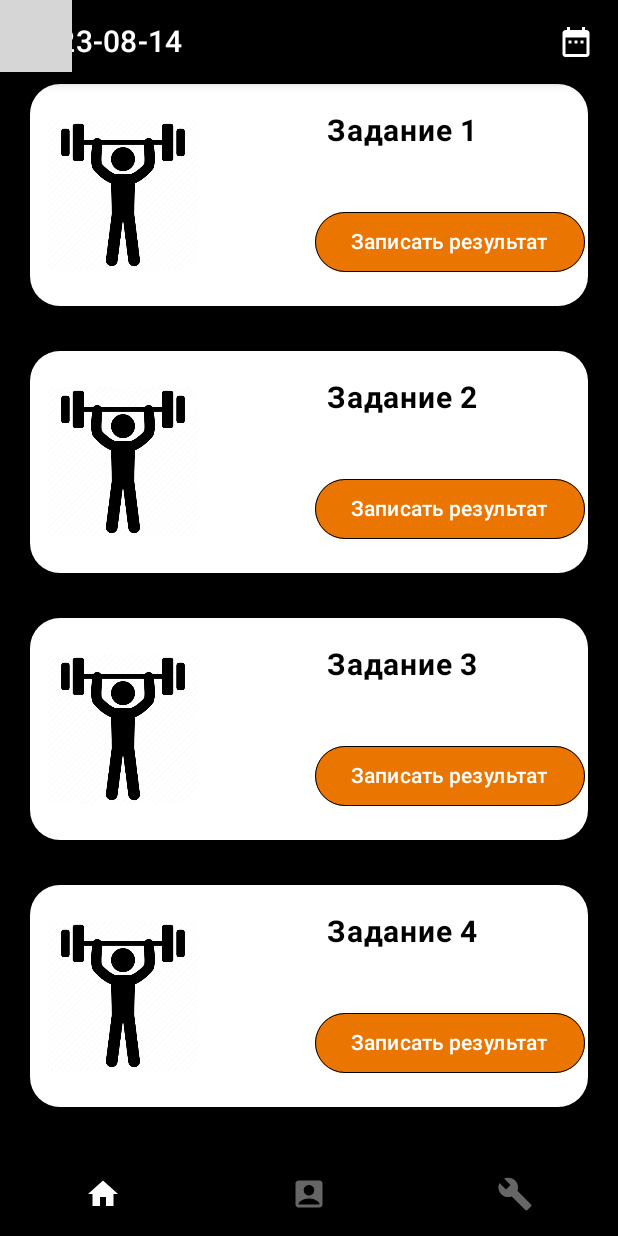
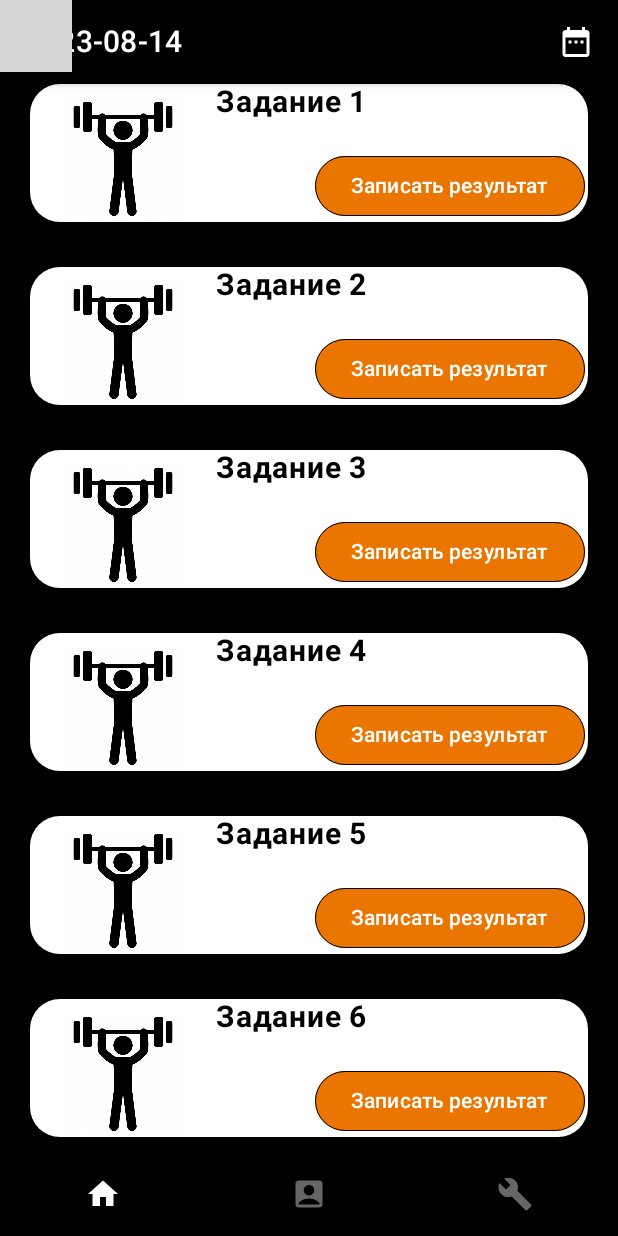
Before and after one commit to Sgudkov/CrossfitApp, an Android app built with Jetpack Compose: the screen it shows after launch (MainActivity), on a phone screen of 412 x 824 dp. Run offline under Robolectric (Android 15) with nearby library versions, the phone set to English and light mode, and no system bars; libraries missing offline, so code that uses them is left out: com.vanpra.composematerialdialogs; 2 statements that could not run were skipped; grey boxes are pictures that could not be loaded.

Commit message:
Change master data structure. Change homescreen display

```diff
--- a/app/src/main/java/com/example/mynavigation/CardViewer.kt
+++ b/app/src/main/java/com/example/mynavigation/CardViewer.kt
@@ -2,10 +2,15 @@ package com.example.mynavigation
 
 import androidx.compose.foundation.background
 import androidx.compose.foundation.clickable
+import androidx.compose.foundation.layout.Column
+import androidx.compose.foundation.layout.Spacer
 import androidx.compose.foundation.layout.fillMaxSize
+import androidx.compose.foundation.layout.fillMaxWidth
 import androidx.compose.foundation.layout.padding
+import androidx.compose.foundation.layout.size
 import androidx.compose.foundation.layout.wrapContentSize
-import androidx.compose.foundation.lazy.LazyColumn
+import androidx.compose.foundation.rememberScrollState
+import androidx.compose.foundation.verticalScroll
 import androidx.compose.material.Text
 import androidx.compose.material.TextField
 import androidx.compose.material.TextFieldDefaults
@@ -22,13 +27,14 @@ import androidx.compose.ui.graphics.Color
 import androidx.compose.ui.platform.LocalFocusManager
 import androidx.compose.ui.text.TextStyle
 import androidx.compose.ui.text.font.FontWeight
+import androidx.compose.ui.unit.dp
 import androidx.compose.ui.unit.sp
 import androidx.navigation.NavHostController
 import com.example.mynavigation.bars.TopBarCard
 
 
 @Composable
-fun CardViewer(navController: NavHostController, cardName: String = "") {
+fun CardViewer(navController: NavHostController, cardName: Int) {
 
     val lines by remember {
         mutableStateOf(
@@ -42,25 +48,31 @@ fun CardViewer(navController: NavHostController, cardName: String = "") {
     Scaffold(
         topBar = { lines?.let { TopBarCard(cardName, it, navController) } }
     ) { contentPadding ->
-        LazyColumn(
+        Column(
             modifier = Modifier
                 .fillMaxSize()
                 .padding(contentPadding)
                 .background(Color.Black)
+                .verticalScroll(rememberScrollState())
                 .wrapContentSize(Alignment.Center)
-                .clickable { focusManager.clearFocus() }
+                .clickable { focusManager.clearFocus() },
+                horizontalAlignment = Alignment.CenterHorizontally
         ) {
-            items(1) {
+//            items(1) {
                 lines?.forEach { (key, message) ->
                     var msg by rememberSaveable { mutableStateOf("") }
                     if (msg.isEmpty()) msg = message
+                    Column(
+                        modifier = Modifier.fillMaxWidth()
+                    ){
                         Text(
                             text = key,
                             color = Color.White,
                             fontWeight = FontWeight.Bold,
-                        style = TextStyle(fontSize = 30.sp)
+                            style = TextStyle(fontSize = 18.sp)
                         )
                         TextField(
+                            singleLine = true,
                             value = msg,
                             onValueChange = {
                                 msg = it
@@ -74,7 +86,9 @@ fun CardViewer(navController: NavHostController, cardName: String = "") {
                             textStyle = TextStyle(fontSize = 18.sp),
                         )
                     }
+                    Spacer(modifier = Modifier.size(30.dp))
                 }
+//            }
         }
 
     }
--- a/app/src/main/java/com/example/mynavigation/GlobalData.kt
+++ b/app/src/main/java/com/example/mynavigation/GlobalData.kt
@@ -13,7 +13,7 @@ data class DataModel(
     var athlet: Boolean = false, var selectedDate: LocalDate = LocalDate.now(),
 //    var exerciseMap: MutableMap<String, MutableList<String>> = mutableMapOf()
     //Date ->[taskName,[taskDescription, taskComment]]
-    var exerciseMap: MutableMap<LocalDate, MutableMap<String, MutableMap<String, String>>> = mutableMapOf()
+    var exerciseMap: MutableMap<LocalDate, MutableMap<Int, MutableMap<String, String>>> = mutableMapOf()
 )
 
 class GlobalDataView : ViewModel() {
@@ -36,27 +36,27 @@ class GlobalDataView : ViewModel() {
         return globalData.selectedDate
     }
 
-    fun setExercise(key: LocalDate, value: MutableMap<String, MutableMap<String, String>>) {
+    fun setExercise(key: LocalDate, value: MutableMap<Int, MutableMap<String, String>>) {
         if (value.isEmpty()) return
         val newExerciseMap = getExercise()
         newExerciseMap[key] = value
         globalData = globalData.copy(exerciseMap = newExerciseMap)
     }
 
-    fun setTask(key: String, value: MutableMap<String, String>) {
+    fun setTask(key: Int, value: MutableMap<String, String>) {
         val newExerciseMap = getExercise()
         newExerciseMap[globalData.selectedDate]?.set(key, value)
         globalData = globalData.copy(exerciseMap = newExerciseMap)
     }
 
-    fun getExercise(): MutableMap<LocalDate, MutableMap<String, MutableMap<String, String>>> {
+    fun getExercise(): MutableMap<LocalDate, MutableMap<Int, MutableMap<String, String>>> {
         return globalData.exerciseMap
     }
 
     fun initializeData() {
         if (initializeCalled) return
         initializeCalled = true
-        val newTask: MutableMap<String, MutableMap<String, String>> = mutableMapOf()
+        val newTask: MutableMap<Int, MutableMap<String, String>> = mutableMapOf()
         val taskDescription: MutableMap<String, String> = mutableMapOf()
         val localDate = LocalDate.now()
 
@@ -67,7 +67,7 @@ class GlobalDataView : ViewModel() {
         taskDescription["10 Burpee Box Jump Over"] = ""
         taskDescription["9/7 Calorie Row"] = ""
 
-        newTask["Задание 1"] = taskDescription
+        newTask[1] = taskDescription
 
         GlobalData.setExercise(key = localDate, value = newTask)
 
@@ -86,7 +86,7 @@ class GlobalDataView : ViewModel() {
         taskDescription2["Ladders "] = ""
         taskDescription2["American Kettlebell Swings (50/35 lb)"] = ""
 
-        newTask["Задание 2"] = taskDescription2
+        newTask[2] = taskDescription2
 
         GlobalData.setExercise(key = localDate, value = newTask)
 
@@ -102,7 +102,7 @@ class GlobalDataView : ViewModel() {
         taskDescription3["Ladders "] = ""
         taskDescription3["American Kettlebell Swings  50/35 lb "] = ""
 
-        newTask["Задание 3"] = taskDescription3
+        newTask[3] = taskDescription3
 
         GlobalData.setExercise(key = localDate, value = newTask)
 
@@ -115,9 +115,37 @@ class GlobalDataView : ViewModel() {
         taskDescription4["Ladders "] = ""
         taskDescription4["American Kettlebell Swings  50/35 lb "] = ""
 
-        newTask["Задание 4"] = taskDescription4
+        newTask[4] = taskDescription4
 
         GlobalData.setExercise(key = localDate, value = newTask)
+
+        val taskDescription5: MutableMap<String, String> = mutableMapOf()
+
+        taskDescription5["For Total Reps in 24 minutes and 30 seconds"] = ""
+        taskDescription5["Complete each movement for 40 seconds, then 20 seconds rest:"] = ""
+        taskDescription5["Battle Ropes"] = ""
+        taskDescription5["Sled Push  3x25 lb, 2x25 lb "] = ""
+        taskDescription5["Ladders "] = ""
+        taskDescription5["American Kettlebell Swings  50/35 lb "] = ""
+
+        newTask[5] = taskDescription5
+
+        GlobalData.setExercise(key = localDate, value = newTask)
+
+        val taskDescription6: MutableMap<String, String> = mutableMapOf()
+
+        taskDescription6["For Total Reps in 24 minutes and 30 seconds"] = ""
+        taskDescription6["Complete each movement for 40 seconds, then 20 seconds rest:"] = ""
+        taskDescription6["Battle Ropes"] = ""
+        taskDescription6["Sled Push  3x25 lb, 2x25 lb "] = ""
+        taskDescription6["Ladders "] = ""
+        taskDescription6["American Kettlebell Swings  50/35 lb "] = ""
+
+        newTask[6] = taskDescription6
+
+        GlobalData.setExercise(key = localDate, value = newTask)
+
+
     }
 }
 
--- a/app/src/main/java/com/example/mynavigation/bars/TopBarCard.kt
+++ b/app/src/main/java/com/example/mynavigation/bars/TopBarCard.kt
@@ -23,7 +23,7 @@ import com.example.mynavigation.showState
 
 @Composable
 fun TopBarCard(
-    cardName: String,
+    cardName: Int,
     val1: MutableMap<String, String>,
     navController: NavHostController
 ) {
@@ -53,7 +53,7 @@ fun TopBarCard(
                         color = Color.White
                     )
                     Text(
-                        text = cardName,
+                        text = "Задание $cardName",
                         color = Color.White
                     )
                 }
--- a/app/src/main/java/com/example/mynavigation/navigations/NavGraph.kt
+++ b/app/src/main/java/com/example/mynavigation/navigations/NavGraph.kt
@@ -37,9 +37,9 @@ fun NavGraph(navController: NavHostController) {
         }
         composable(
             route = Screens.Card.route,
-            arguments = listOf(navArgument("task") { defaultValue = "" })
+            arguments = listOf(navArgument("task") { defaultValue = 0 })
         ) {
-            it.arguments?.getString("task")?.let { it1 -> CardViewer(navController, it1) }
+            it.arguments?.getInt("task")?.let { it1 -> CardViewer(navController, it1) }
         }
 
     }
--- a/app/src/main/java/com/example/mynavigation/screens/HomeScreen.kt
+++ b/app/src/main/java/com/example/mynavigation/screens/HomeScreen.kt
@@ -1,9 +1,9 @@
 package com.example.mynavigation.screens
 
-import android.widget.Space
 import androidx.compose.foundation.BorderStroke
 import androidx.compose.foundation.Image
 import androidx.compose.foundation.background
+import androidx.compose.foundation.border
 import androidx.compose.foundation.layout.Arrangement
 import androidx.compose.foundation.layout.Box
 import androidx.compose.foundation.layout.Column
@@ -11,11 +11,12 @@ import androidx.compose.foundation.layout.Row
 import androidx.compose.foundation.layout.Spacer
 import androidx.compose.foundation.layout.fillMaxHeight
 import androidx.compose.foundation.layout.fillMaxSize
-import androidx.compose.foundation.layout.fillMaxWidth
 import androidx.compose.foundation.layout.padding
 import androidx.compose.foundation.layout.size
 import androidx.compose.foundation.layout.wrapContentSize
+import androidx.compose.foundation.rememberScrollState
 import androidx.compose.foundation.shape.RoundedCornerShape
+import androidx.compose.foundation.verticalScroll
 import androidx.compose.material3.Button
 import androidx.compose.material3.ButtonDefaults
 import androidx.compose.material3.Card
@@ -48,8 +49,8 @@ fun HomeScreen(navController: NavHostController) {
         Column(
             modifier = Modifier
                 .fillMaxSize()
-                .fillMaxHeight()
                 .padding(contentPadding)
+                .verticalScroll(rememberScrollState())
                 .background(Color.Black)
                 .wrapContentSize(Alignment.Center)
         ) {
@@ -65,44 +66,54 @@ fun HomeScreen(navController: NavHostController) {
             }
 
             listExercises.forEach { entry ->
+                Row(
+                    modifier = Modifier
+                        .fillMaxHeight(),
+                ) {
                     Card(
                         shape = RoundedCornerShape(20.dp),
                         colors = CardDefaults.cardColors(Color(0xFFffffff)),
                         modifier = Modifier
 //                        .padding(10.dp)
-                        .weight(1f)
+//                        .weight(1f)
                             .padding(start = 20.dp, end = 20.dp)
                     ) {
                         Row(
-                        modifier = Modifier.fillMaxWidth()
+                            modifier = Modifier
                         ) {
                             Box(
-                            modifier = Modifier
-                                .weight(1f)
-                                .align(alignment = Alignment.CenterVertically)
-                        ) {
+                                modifier = Modifier.weight(1f),
+                                contentAlignment = Alignment.TopCenter
+                            ){
                                 Image(
                                     painter = painterResource(id = R.drawable.taskicon),
                                     contentDescription = "",
-                                contentScale = ContentScale.Crop,
+                                    contentScale = ContentScale.Fit,
                                     modifier = Modifier
-                                    .size(100.dp)
-                                    .align(alignment = Alignment.Center)
+                                        .padding(top = 10.dp)
+                                        .size(80.dp)
                                 )
                             }
+                            Box(
+                                modifier = Modifier
+                                    .weight(2f)
+                                    .fillMaxSize()
+                            ) {
                                 Column(
                                     modifier = Modifier
-                                .fillMaxHeight()
-                                .weight(2f),
+                                        .fillMaxSize(),
                                     verticalArrangement = Arrangement.SpaceAround,
                                     horizontalAlignment = Alignment.CenterHorizontally
                                 ) {
+                                    val txt = entry.key
                                     Text(
-                                text = entry.key,
+                                        text = "Задание $txt",
                                         fontWeight = FontWeight.Bold,
                                         fontSize = 20.sp,
                                         color = Color.Black,
                                         modifier = Modifier
+                                            .padding(bottom = 20.dp)
+                                            .align(alignment = Alignment.Start)
                                     )
                                     Button(
                                         modifier = Modifier
@@ -123,6 +134,8 @@ fun HomeScreen(navController: NavHostController) {
                                 }
                             }
                         }
+                    }
+                }
                 Spacer(modifier = Modifier.size(30.dp))
             }
         }
```
Also changed, not shown: app/src/main/java/com/example/mynavigation/MainActivity.kt (+0 -7 lines). Lines whose indentation alone changed are shown as unchanged.
